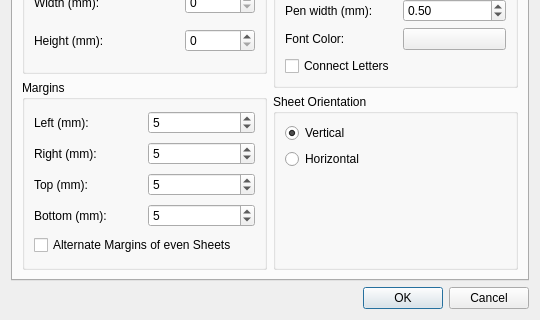
The window that preferencesdialog.ui (aizenbit/Scribbler) describes before a commit, drawn with Qt 5; both pictures show x 0 to 540 and y 163 to 483 of the 540 by 483 pixel window.
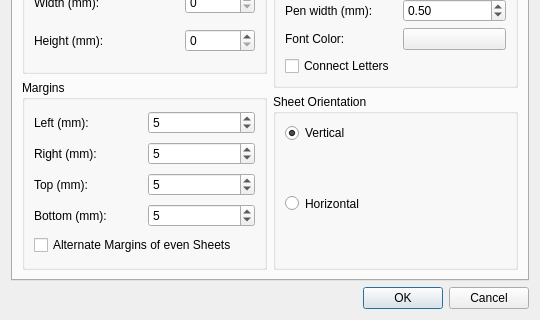
The same window after the commit.

Diff of the .ui file:
```diff
--- a/preferencesdialog.ui
+++ b/preferencesdialog.ui
@@ -314,19 +314,6 @@
               </property>
              </widget>
             </item>
-            <item>
-             <spacer name="verticalSpacer_3">
-              <property name="orientation">
-               <enum>Qt::Vertical</enum>
-              </property>
-              <property name="sizeHint" stdset="0">
-               <size>
-                <width>20</width>
-                <height>40</height>
-               </size>
-              </property>
-             </spacer>
-            </item>
            </layout>
           </widget>
          </item>
```
